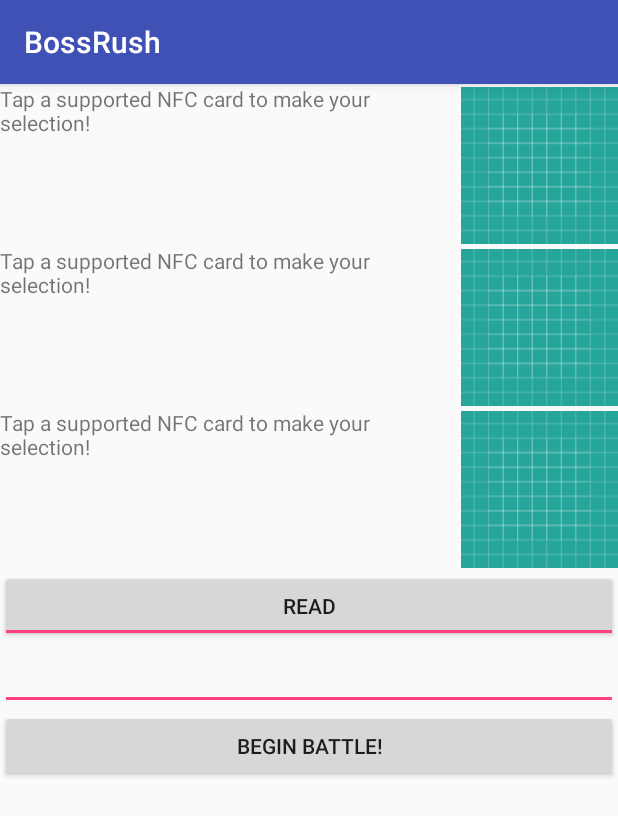
After one commit to greyes1/BossRush, an Android app: the SelectionActivity screen opened directly, with no data from a screen before it, on a phone screen of 412 x 824 dp. The commit adds this screen. Shown: the top 816 px of the screen. Run offline under Robolectric (Android 15) with nearby library versions, the light colour scheme and no system bars; 2 statements that could not run were skipped.

Commit message:
Added selection screen and NFC

```diff
--- a/app/src/main/res/layout/activity_main.xml
+++ b/app/src/main/res/layout/activity_main.xml
@@ -20,7 +20,7 @@
         app:layout_constraintVertical_bias="0.161" />
 
     <Button
-        android:id="@+id/startButton"
+        android:id="@+id/beginSelection"
         android:layout_width="271dp"
         android:layout_height="wrap_content"
         android:layout_marginEnd="8dp"
--- /dev/null
+++ b/app/src/main/res/layout/selection_screen.xml
@@ -0,0 +1,94 @@
+<?xml version="1.0" encoding="utf-8"?>
+<LinearLayout xmlns:android="http://schemas.android.com/apk/res/android"
+    xmlns:app="http://schemas.android.com/apk/res-auto"
+    android:layout_width="match_parent"
+    android:layout_height="match_parent"
+    android:orientation="vertical">
+
+    <LinearLayout
+        android:layout_width="match_parent"
+        android:layout_height="wrap_content"
+        android:orientation="horizontal">
+
+        <TextView
+            android:id="@+id/heroSelect"
+            android:layout_width="wrap_content"
+            android:layout_height="wrap_content"
+            android:layout_weight="1"
+            android:text="@string/defaultSelection" />
+
+        <ImageView
+            android:id="@+id/heroImage"
+            android:layout_width="wrap_content"
+            android:layout_height="wrap_content"
+            android:layout_weight="1"
+            app:srcCompat="@drawable/ic_launcher_background" />
+    </LinearLayout>
+
+    <LinearLayout
+        android:layout_width="match_parent"
+        android:layout_height="wrap_content"
+        android:orientation="horizontal">
+
+        <TextView
+            android:id="@+id/monSelect"
+            android:layout_width="wrap_content"
+            android:layout_height="wrap_content"
+            android:layout_weight="1"
+            android:text="@string/defaultSelection" />
+
+        <ImageView
+            android:id="@+id/monImage"
+            android:layout_width="wrap_content"
+            android:layout_height="wrap_content"
+            android:layout_weight="1"
+            app:srcCompat="@drawable/ic_launcher_background" />
+    </LinearLayout>
+
+    <LinearLayout
+        android:layout_width="match_parent"
+        android:layout_height="wrap_content"
+        android:orientation="horizontal">
+
+        <TextView
+            android:id="@+id/envSelect"
+            android:layout_width="wrap_content"
+            android:layout_height="wrap_content"
+            android:layout_weight="1"
+            android:text="@string/defaultSelection" />
+
+        <ImageView
+            android:id="@+id/envImage"
+            android:layout_width="wrap_content"
+            android:layout_height="wrap_content"
+            android:layout_weight="1"
+            app:srcCompat="@drawable/ic_launcher_background" />
+    </LinearLayout>
+
+    <LinearLayout
+        android:layout_width="match_parent"
+        android:layout_height="match_parent"
+        android:orientation="vertical">
+
+        <ToggleButton
+            android:id="@+id/tglReadWrite"
+            android:layout_width="match_parent"
+            android:layout_height="wrap_content"
+            android:checked="true"
+            android:onClick="tglReadWriteOnClick"
+            android:textOff="Write"
+            android:textOn="Read" />
+
+        <EditText
+            android:id="@+id/txtTagContent"
+            android:layout_width="match_parent"
+            android:layout_height="wrap_content"
+            android:layout_below="@+id/tglReadWrite" />
+
+        <Button
+            android:id="@+id/startButton"
+            android:layout_width="match_parent"
+            android:layout_height="wrap_content"
+            android:text="Begin Battle!" />
+    </LinearLayout>
+</LinearLayout>
--- a/app/src/main/res/values/strings.xml
+++ b/app/src/main/res/values/strings.xml
@@ -6,6 +6,9 @@
     <string name="hero"> Hero </string>
     <string name="mon"> Monster </string>
     <string name="monImage">MonsterImage</string>
+    <string name="heroImage">HeroImage</string>
+    <string name="defaultSelection"> Tap a supported NFC card to make your selection! </string>
+
 
 
 </resources>
```
Also changed, not shown: app/src/main/AndroidManifest.xml (+8 -2 lines), app/src/main/java/rush/boss/edu/bossrush/BattleActivity.java (+12 -10 lines), app/src/main/java/rush/boss/edu/bossrush/MainActivity.java (+20 -17 lines), app/src/main/java/rush/boss/edu/bossrush/SelectionActivity.java (added, +280 -0 lines), app/src/main/res/layout/battle_layout.xml (+11 -7 lines).
